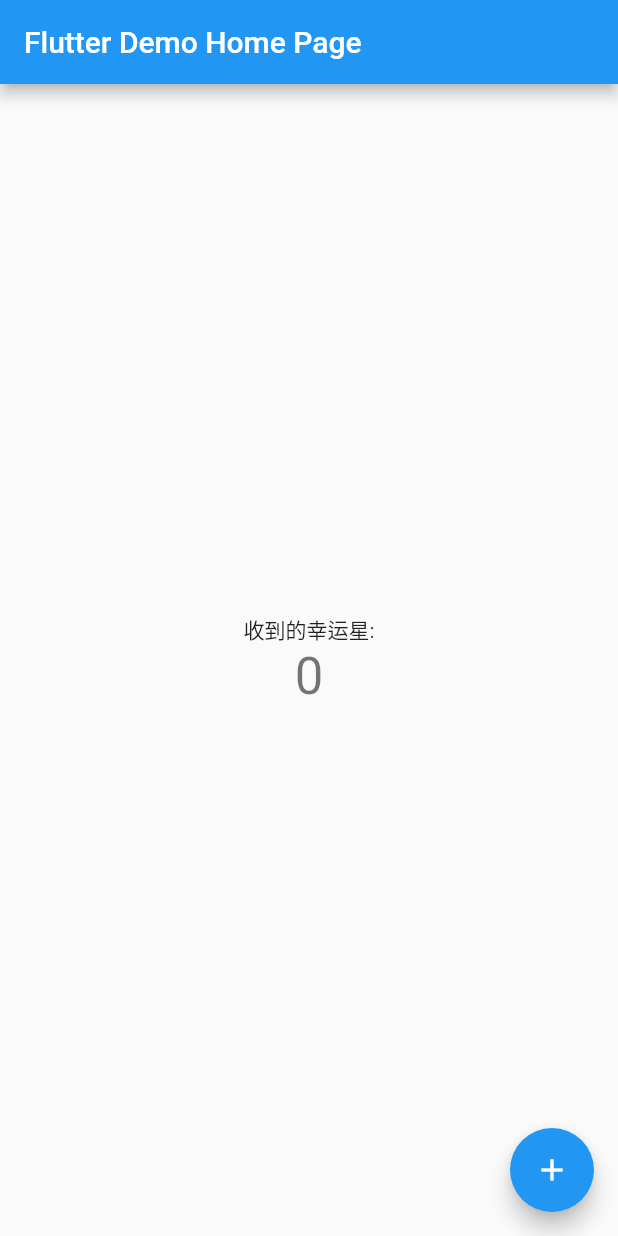
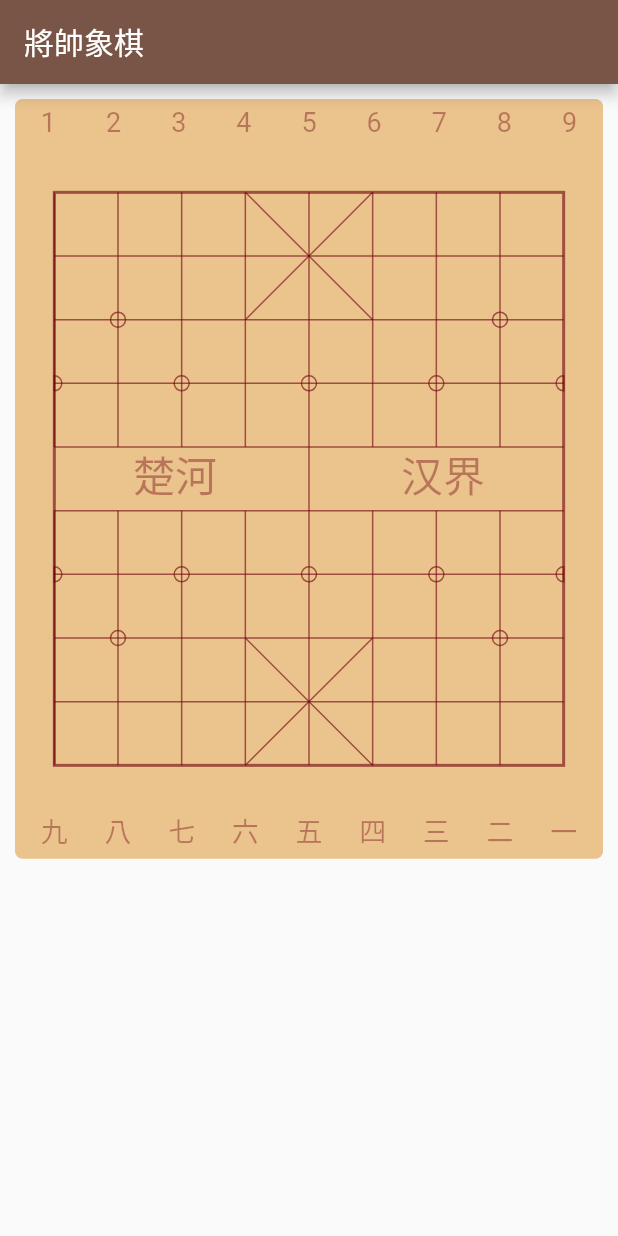
Before and after one commit to vagicc/flutter_chess, a Flutter app: the screen it shows after launch, on a phone screen of 412 x 824 dp. Run offline on Flutter 3.47's test engine with Material 2 defaults, Android fonts, the phone set to English and light mode, and no system bars.

Commit message:
画棋盘

```diff
--- /dev/null
+++ b/lib/board/board-painter.dart
@@ -0,0 +1,150 @@
+import 'package:flutter/material.dart';
+import 'board-widget.dart';
+import '../common/color-consts.dart';
+import 'dart:math';
+
+class BoardPainter extends CustomPainter {
+  // 棋盘的宽度， 横盘上线格的总宽度，每一个格子的边长
+  final double width, gridWidth, squareSide;
+  final thePaint = Paint();
+
+  BoardPainter({required this.width})
+      : gridWidth = (width - BoardWidget.Padding * 2) * 8 / 9,
+        squareSide = (width - BoardWidget.Padding * 2) / 9;
+
+  @override
+  void paint(Canvas canvas, Size size) {
+    doPaint(
+      canvas,
+      thePaint,
+      gridWidth,
+      squareSide,
+      offsetX: BoardWidget.Padding + squareSide / 2,
+      offsetY: BoardWidget.Padding + BoardWidget.DigitsHeight + squareSide / 2,
+    );
+  }
+
+  @override
+  bool shouldRepaint(CustomPainter oldDelegate) {
+    return false;
+  }
+
+  static doPaint(
+    Canvas canvas,
+    Paint paint,
+    double gridWidth,
+    double squareSide, {
+    required double offsetX,
+    required double offsetY,
+  }) {
+    //
+    paint.color = ColorConsts.BoardLine;
+    paint.style = PaintingStyle.stroke;
+
+    var left = offsetX, top = offsetY;
+
+    //外框
+    paint.strokeWidth = 2;
+    canvas.drawRect(Rect.fromLTWH(left, top, gridWidth, squareSide * 9), paint);
+
+    //中轴线
+    paint.strokeWidth = 1;
+    canvas.drawLine(
+      Offset(left + gridWidth / 2, top),
+      Offset(left + gridWidth / 2, top + squareSide * 9),
+      paint,
+    );
+
+    //8根中间横线
+    for (var i = 1; i <= 8; i++) {
+      canvas.drawLine(
+        Offset(left, top + squareSide * i),
+        Offset(left + gridWidth, top + squareSide * i),
+        paint,
+      );
+    }
+
+    //上下各6根短竖线
+    for (var i = 0; i < 8; i++) {
+      if (i == 4) continue;
+
+      canvas.drawLine(
+        Offset(left + squareSide * i, top),
+        Offset(left + squareSide * i, top + squareSide * 4),
+        paint,
+      );
+
+      canvas.drawLine(
+        Offset(left + squareSide * i, top + squareSide * 5),
+        Offset(left + squareSide * i, top + squareSide * 9),
+        paint,
+      );
+    }
+
+    //將与帥走法的九宫斜线
+    canvas.drawLine(
+      Offset(left + squareSide * 3, top),
+      Offset(left + squareSide * 5, top + squareSide * 2),
+      paint,
+    );
+    canvas.drawLine(
+      Offset(left + squareSide * 3, top + squareSide * 2),
+      Offset(left + squareSide * 5, top),
+      paint,
+    );
+    canvas.drawLine(
+      Offset(left + squareSide * 3, top + squareSide * 9),
+      Offset(left + squareSide * 5, top + squareSide * 7),
+      paint,
+    );
+    canvas.drawLine(
+      Offset(left + squareSide * 3, top + squareSide * 7),
+      Offset(left + squareSide * 5, top + squareSide * 9),
+      paint,
+    );
+
+    //炮,兵卒起始位置的标识
+    //炮
+    final positions = [
+      Offset(left + squareSide, top + squareSide * 2),
+      Offset(left + squareSide * 7, top + squareSide * 2),
+      Offset(left + squareSide, top + squareSide * 7),
+      Offset(left + squareSide * 7, top + squareSide * 7),
+    ];
+    for (var pos in positions) {
+      canvas.drawCircle(pos, 5, paint);
+    }
+
+    final soldiers = [
+      //兵
+      Offset(left + squareSide * 2, top + squareSide * 3),
+      Offset(left + squareSide * 4, top + squareSide * 3),
+      Offset(left + squareSide * 6, top + squareSide * 3),
+
+      //卒
+      Offset(left + squareSide * 2, top + squareSide * 6),
+      Offset(left + squareSide * 4, top + squareSide * 6),
+      Offset(left + squareSide * 6, top + squareSide * 6),
+    ];
+    soldiers.forEach((pos) => canvas.drawCircle(pos, 5, paint));
+
+    //兵靠边位置指示
+    final leftPositions = [
+      Offset(left, top + squareSide * 3),
+      Offset(left, top + squareSide * 6),
+    ];
+    leftPositions.forEach((pos) {
+      var rect = Rect.fromCenter(center: pos, width: 10, height: 10);
+      canvas.drawArc(rect, -pi / 2, pi, true, paint);
+    });
+    final rightPositions = [
+      Offset(left + squareSide * 8, top + squareSide * 3),
+      Offset(left + squareSide * 8, top + squareSide * 6),
+    ];
+    rightPositions.forEach((pos){
+      var rect=Rect.fromCenter(center: pos, width: 10, height: 10);
+      canvas.drawArc(rect, pi/2, pi, true, paint);
+    });
+
+  }
+}
--- /dev/null
+++ b/lib/board/board-widget.dart
@@ -0,0 +1,41 @@
+import 'package:flutter/material.dart';
+import '../common/color-consts.dart';
+import 'board-painter.dart';
+import 'words-on-board.dart';
+
+class BoardWidget extends StatelessWidget {
+  //棋盘内边界，  棋盘上的路数指定文字的高度
+  static const Padding = 5.0, DigitsHeight = 36.0;
+
+  //棋盘 宽，高
+  final double width, height;
+
+  const BoardWidget({required this.width})
+      : height = (width - Padding * 2) / 9 * 10 + (Padding + DigitsHeight) * 2;
+
+  @override
+  Widget build(BuildContext context) {
+    return Container(
+      width: width,
+      height: height,
+      decoration: BoxDecoration(
+        borderRadius: BorderRadius.circular(5),
+        color: ColorConsts.BoardBackground,
+      ),
+      child: CustomPaint(
+        painter: BoardPainter(width: width),
+        child: Container(
+          margin: EdgeInsets.symmetric(
+            vertical: Padding,
+            // 因为棋子是放在交叉线上的，不是放置在格子内，所以棋子左右各有一半在格线之外
+            // 这里先依据横盘的宽度计算出一个格子的边长，再依此决定垂直方向的边距
+            horizontal: (width - Padding * 2) / 9 / 2 +
+                Padding -
+                WordsOnBoard.DigitsFontSize / 2,
+          ),
+          child:const WordsOnBoard(),
+        ),
+      ),
+    );
+  }
+}
--- /dev/null
+++ b/lib/board/words-on-board.dart
@@ -0,0 +1,53 @@
+import 'package:flutter/material.dart';
+import '../common/color-consts.dart';
+
+class WordsOnBoard extends StatelessWidget {
+  static const DigitsFontSize = 18.0;
+
+  const WordsOnBoard({Key? key}) : super(key: key);
+
+  @override
+  Widget build(BuildContext context) {
+    // 棋盘上的路数指示，红方用大写，黑方用全角的小写字母
+    final blackColumns = '123456789', redColumns = '九八七六五四三二一';
+    final bChildren = <Widget>[], rChildren = <Widget>[];
+
+    final digitsStyle = TextStyle(fontSize: DigitsFontSize);
+    final rivierTipsStyle = TextStyle(fontSize: 28.0);
+
+    for (var i = 0; i < 9; i++) {
+      bChildren.add(Text(blackColumns[i], style: digitsStyle));
+      rChildren.add(Text(redColumns[i], style: digitsStyle));
+
+      //每一个数字后边添加一个 Expanded，用于平分布局空间
+      if (i < 8) {
+        bChildren.add(Expanded(child: SizedBox()));
+        rChildren.add(Expanded(child: SizedBox()));
+      }
+    }
+
+    final riverTips = Row(
+      children: <Widget>[
+        Expanded(child: SizedBox()),
+        Text('楚河', style: rivierTipsStyle),
+        Expanded(child: SizedBox(), flex: 2),
+        Text('汉界', style: rivierTipsStyle),
+        Expanded(child: SizedBox()),
+      ],
+    );
+
+    //放置上、中、下三部分到一个列布局模式中，上和中、中和下之间使用 Expanded 对象平分垂直方向多出来的布局空间
+    return DefaultTextStyle(
+      style: const TextStyle(color: ColorConsts.BoardTips),
+      child: Column(
+        children: <Widget>[
+          Row(children: bChildren),
+          Expanded(child: SizedBox()),
+          riverTips,
+          Expanded(child: SizedBox()),
+          Row(children: rChildren),
+        ],
+      ),
+    );
+  }
+}
--- /dev/null
+++ b/lib/common/color-consts.dart
@@ -0,0 +1,47 @@
+import 'package:flutter/material.dart';
+
+class ColorConsts {
+
+  // Logo 的颜色，一般都是品牌色
+  // ignore: constant_identifier_names
+  static const LogoColor = Color(0xFF6D000D);
+
+  // 主色，App 定调的颜色，一般从 Logo 中提升
+  static const Primary = Color(0xFF461220);
+  // 辅助色
+  static const Secondary = Color(0x99461220);
+
+  // 深色背景
+  static const DarkBackground = Colors.brown;
+  // 浅色背景
+  static const LightBackground = Color(0xFFEEE0CB);
+
+  // 棋盘颜色
+  static const BoardBackground = Color(0xFFEBC38D);
+
+  static const DarkTextPrimary = Colors.white;
+  static const DarkTextSecondary = Color(0x99FFFFFF);
+
+  // 棋盘线颜色
+  static const BoardLine = Color(0x996D000D);
+
+  // 棋盘上的路数、河界提示文字颜色
+  static const BoardTips = Color(0x666D000D);
+
+  static const LightLine = Color(0x336D000D);
+
+  // 棋盘上的移动位置指示
+  static const FocusPosition = Color(0x99FFFFFF);
+  static const BlurPosition = Color(0x99FFFFFF);
+
+  // 黑棋子颜色
+  static const BlackPieceColor = Color.fromARGB(0xFF, 0x00, 0x00, 0x00);
+  static const BlackPieceBorderColor = Color.fromARGB(0xFF, 0x22, 0x22, 0x22);
+
+  // 红棋子颜色
+  static const RedPieceColor = Color.fromARGB(0xFF, 0x7B, 0x00, 0x00);
+  static const RedPieceBorderColor = Color.fromARGB(0xFF, 0x66, 0x00, 0x00);
+
+  // 棋子文字颜色
+  static const PieceTextColor = Color.fromARGB(0xCC, 0xFF, 0xFF, 0xFF);
+}
--- a/lib/main.dart
+++ b/lib/main.dart
@@ -1,4 +1,5 @@
 import 'package:flutter/material.dart';
+import 'routes/battle-page.dart';
 
 void main() {
   runApp(const MyApp());
@@ -22,94 +23,9 @@ class MyApp extends StatelessWidget {
         // or simply save your changes to "hot reload" in a Flutter IDE).
         // Notice that the counter didn't reset back to zero; the application
         // is not restarted.
-        primarySwatch: Colors.blue,
+        primarySwatch: Colors.brown,
       ),
-      home: const MyHomePage(title: 'Flutter Demo Home Page'),
+      home: BattlePage(),
     );
   }
 }
-
-class MyHomePage extends StatefulWidget {
-  const MyHomePage({Key? key, required this.title}) : super(key: key);
-
-  // This widget is the home page of your application. It is stateful, meaning
-  // that it has a State object (defined below) that contains fields that affect
-  // how it looks.
-
-  // This class is the configuration for the state. It holds the values (in this
-  // case the title) provided by the parent (in this case the App widget) and
-  // used by the build method of the State. Fields in a Widget subclass are
-  // always marked "final".
-
-  final String title;
-
-  @override
-  State<MyHomePage> createState() => _MyHomePageState();
-}
-
-class _MyHomePageState extends State<MyHomePage> {
-  int _counter = 0;
-
-  void _incrementCounter() {
-    setState(() {
-      // This call to setState tells the Flutter framework that something has
-      // changed in this State, which causes it to rerun the build method below
-      // so that the display can reflect the updated values. If we changed
-      // _counter without calling setState(), then the build method would not be
-      // called again, and so nothing would appear to happen.
-      _counter++;
-    });
-  }
-
-  @override
-  Widget build(BuildContext context) {
-    // This method is rerun every time setState is called, for instance as done
-    // by the _incrementCounter method above.
-    //
-    // The Flutter framework has been optimized to make rerunning build methods
-    // fast, so that you can just rebuild anything that needs updating rather
-    // than having to individually change instances of widgets.
-    return Scaffold(
-      appBar: AppBar(
-        // Here we take the value from the MyHomePage object that was created by
-        // the App.build method, and use it to set our appbar title.
-        title: Text(widget.title),
-      ),
-      body: Center(
-        // Center is a layout widget. It takes a single child and positions it
-        // in the middle of the parent.
-        child: Column(
-          // Column is also a layout widget. It takes a list of children and
-          // arranges them vertically. By default, it sizes itself to fit its
-          // children horizontally, and tries to be as tall as its parent.
-          //
-          // Invoke "debug painting" (press "p" in the console, choose the
-          // "Toggle Debug Paint" action from the Flutter Inspector in Android
-          // Studio, or the "Toggle Debug Paint" command in Visual Studio Code)
-          // to see the wireframe for each widget.
-          //
-          // Column has various properties to control how it sizes itself and
-          // how it positions its children. Here we use mainAxisAlignment to
-          // center the children vertically; the main axis here is the vertical
-          // axis because Columns are vertical (the cross axis would be
-          // horizontal).
-          mainAxisAlignment: MainAxisAlignment.center,
-          children: <Widget>[
-            const Text(
-              '收到的幸运星:',
-            ),
-            Text(
-              '$_counter',
-              style: Theme.of(context).textTheme.headline4,
-            ),
-          ],
-        ),
-      ),
-      floatingActionButton: FloatingActionButton(
-        onPressed: _incrementCounter,
-        tooltip: 'Increment',
-        child: const Icon(Icons.add),
-      ), // This trailing comma makes auto-formatting nicer for build methods.
-    );
-  }
-}
--- /dev/null
+++ b/lib/routes/battle-page.dart
@@ -0,0 +1,26 @@
+import 'package:flutter/material.dart';
+import '../board/board-widget.dart';
+
+class BattlePage extends StatelessWidget {
+  //棋盘的纵横方向的边距
+  static const BoardMarginV = 10.0, BoardMarginH = 10.0;
+
+  const BattlePage({Key? key}) : super(key: key);
+
+  @override
+  Widget build(BuildContext context) {
+    final windowSize = MediaQuery.of(context).size;
+    final boardHeight = windowSize.width - BoardMarginH * 2;
+
+    return Scaffold(
+      appBar: AppBar(title: Text('將帥象棋')),
+      body: Container(
+        margin: const EdgeInsets.symmetric(
+          horizontal: BoardMarginH,
+          vertical: BoardMarginV,
+        ),
+        child: BoardWidget(width: boardHeight),
+      ),
+    );
+  }
+}
```
